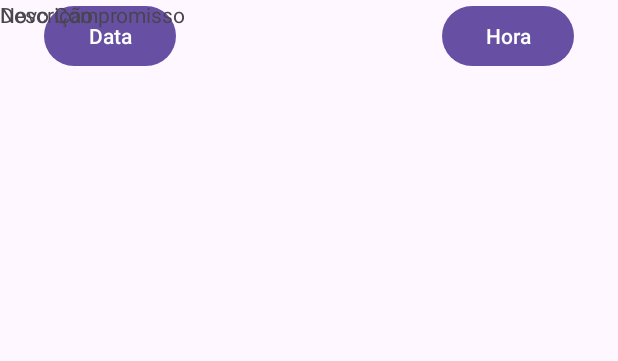
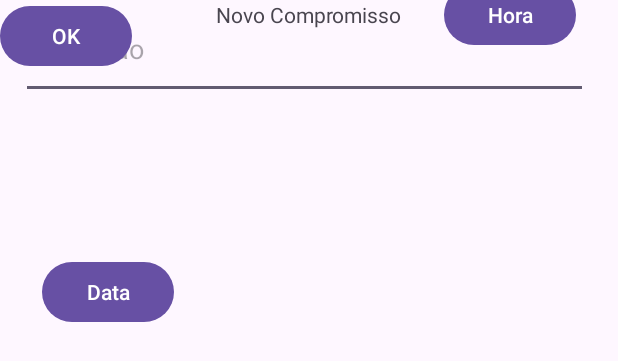
Before and after one commit to mclmarques/Agenda, an Android app: the layout add_event.xml on its own in the app's theme, with its tools: preview values and no code run, on a phone screen of 412 x 824 dp. Shown: the top 361 px of the screen. Run offline under Robolectric (Android 15) with nearby library versions, the phone set to English and light mode, and no system bars.

Commit message:
feat: layout changes made.

```diff
--- a/app/src/main/res/layout/add_event.xml
+++ b/app/src/main/res/layout/add_event.xml
@@ -9,33 +9,51 @@
         android:id="@+id/button_hora"
         android:layout_width="wrap_content"
         android:layout_height="wrap_content"
-        android:layout_marginEnd="29dp"
+        android:layout_marginEnd="28dp"
         android:text="Hora"
+        app:layout_constraintBottom_toTopOf="@+id/editText_descricao"
         app:layout_constraintEnd_toEndOf="parent"
-        tools:layout_editor_absoluteY="109dp" />
+        app:layout_constraintTop_toBottomOf="@+id/textView_novoCompromisso" />
 
     <Button
         android:id="@+id/button_data"
         android:layout_width="wrap_content"
         android:layout_height="wrap_content"
-        android:layout_marginStart="29dp"
+        android:layout_marginStart="28dp"
+        android:layout_marginTop="151dp"
         android:text="Data"
         app:layout_constraintStart_toStartOf="parent"
-        tools:layout_editor_absoluteY="109dp" />
+        app:layout_constraintTop_toBottomOf="@+id/textView_novoCompromisso" />
 
     <TextView
         android:id="@+id/textView_novoCompromisso"
         android:layout_width="wrap_content"
         android:layout_height="wrap_content"
         android:text="Novo Compromisso"
-        tools:layout_editor_absoluteX="143dp"
+        app:layout_constraintEnd_toEndOf="parent"
+        app:layout_constraintStart_toStartOf="parent"
         tools:layout_editor_absoluteY="50dp" />
 
-    <TextView
-        android:id="@+id/textView_descricao"
+    <com.google.android.material.textfield.TextInputLayout
+        android:layout_width="match_parent"
+        android:layout_height="wrap_content">
+
+    </com.google.android.material.textfield.TextInputLayout>
+
+    <com.google.android.material.textfield.TextInputEditText
+        android:id="@+id/editText_descricao"
+        android:layout_width="378dp"
+        android:layout_height="66dp"
+        android:layout_marginEnd="20dp"
+        android:hint="descrição"
+        app:layout_constraintEnd_toEndOf="parent"
+        tools:layout_editor_absoluteY="476dp" />
+
+    <Button
+        android:id="@+id/button_ok"
         android:layout_width="wrap_content"
         android:layout_height="wrap_content"
-        android:text="Descrição"
-        tools:layout_editor_absoluteX="174dp"
-        tools:layout_editor_absoluteY="192dp" />
+        android:text="OK"
+        tools:layout_editor_absoluteX="161dp"
+        tools:layout_editor_absoluteY="636dp" />
 </androidx.constraintlayout.widget.ConstraintLayout>
--- a/app/src/main/res/layout/event_list.xml
+++ b/app/src/main/res/layout/event_list.xml
@@ -1,6 +1,23 @@
 <?xml version="1.0" encoding="utf-8"?>
 <androidx.constraintlayout.widget.ConstraintLayout xmlns:android="http://schemas.android.com/apk/res/android"
+    xmlns:tools="http://schemas.android.com/tools"
     android:layout_width="match_parent"
     android:layout_height="match_parent">
 
+    <Button
+        android:id="@+id/botao_Hoje"
+        android:layout_width="180dp"
+        android:layout_height="48dp"
+        android:text="Hoje"
+        tools:layout_editor_absoluteX="16dp"
+        tools:layout_editor_absoluteY="28dp"
+        />
+
+    <Button
+        android:id="@+id/botao_OutraData"
+        android:layout_width="180dp"
+        android:layout_height="48dp"
+        android:text="Outra Data"
+        tools:layout_editor_absoluteX="215dp"
+        tools:layout_editor_absoluteY="28dp" />
 </androidx.constraintlayout.widget.ConstraintLayout>
```
